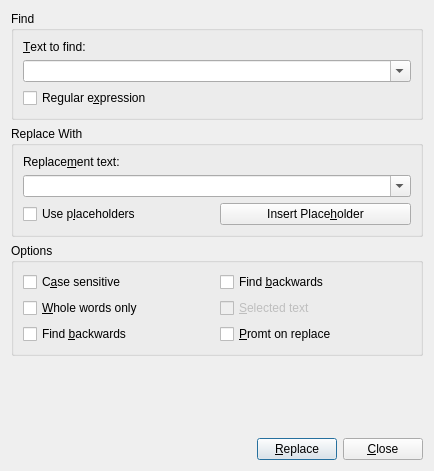
Qt form src/podoforeplacedlg.ui (KubaO/podofobrowser) before a commit.
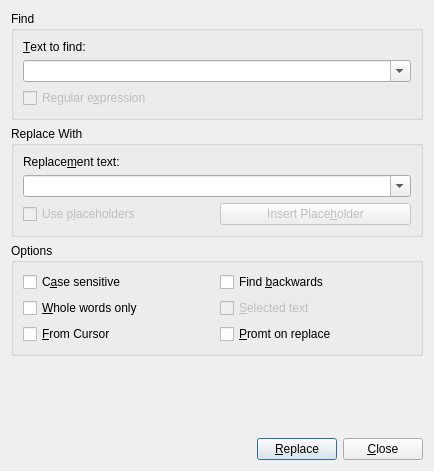
The same form after that commit.

Commit message: ADDED: Goto page dialog, so that you can jump directly to a certain page ADDED: Implementation for find and replace in streams (regexpessions are missing right now) FIXED: If multiple PDFs are passed as commandline arguments each one is opened in a new window

Patch:
```diff
--- a/src/podoforeplacedlg.ui
+++ b/src/podoforeplacedlg.ui
@@ -38,6 +38,9 @@
       </item>
       <item>
        <widget class="QCheckBox" name="checkRegularExpression" >
+        <property name="enabled" >
+         <bool>false</bool>
+        </property>
         <property name="text" >
          <string>Regular e&amp;xpression</string>
         </property>
@@ -73,6 +76,9 @@
        <layout class="QHBoxLayout" name="horizontalLayout" >
         <item>
          <widget class="QCheckBox" name="checkPlaceholders" >
+          <property name="enabled" >
+           <bool>false</bool>
+          </property>
           <property name="text" >
            <string>Use p&amp;laceholders</string>
           </property>
@@ -80,6 +86,9 @@
         </item>
         <item>
          <widget class="QPushButton" name="buttonInsert" >
+          <property name="enabled" >
+           <bool>false</bool>
+          </property>
           <property name="text" >
            <string>Insert Place&amp;holder</string>
           </property>
@@ -104,7 +113,7 @@
        </widget>
       </item>
       <item row="0" column="1" >
-       <widget class="QCheckBox" name="checkBoxFindBackwards_2" >
+       <widget class="QCheckBox" name="checkBoxFindBackwards" >
         <property name="text" >
          <string>Find &amp;backwards</string>
         </property>
@@ -128,9 +137,9 @@
        </widget>
       </item>
       <item row="2" column="0" >
-       <widget class="QCheckBox" name="checkBoxFindBackwards" >
+       <widget class="QCheckBox" name="checkBoxFromCursor" >
         <property name="text" >
-         <string>Find &amp;backwards</string>
+         <string>&amp;From Cursor</string>
         </property>
        </widget>
       </item>
```
Left out of the diff: 43 changed lines with no effect on the pictures. The commit also changes 7 other files.
